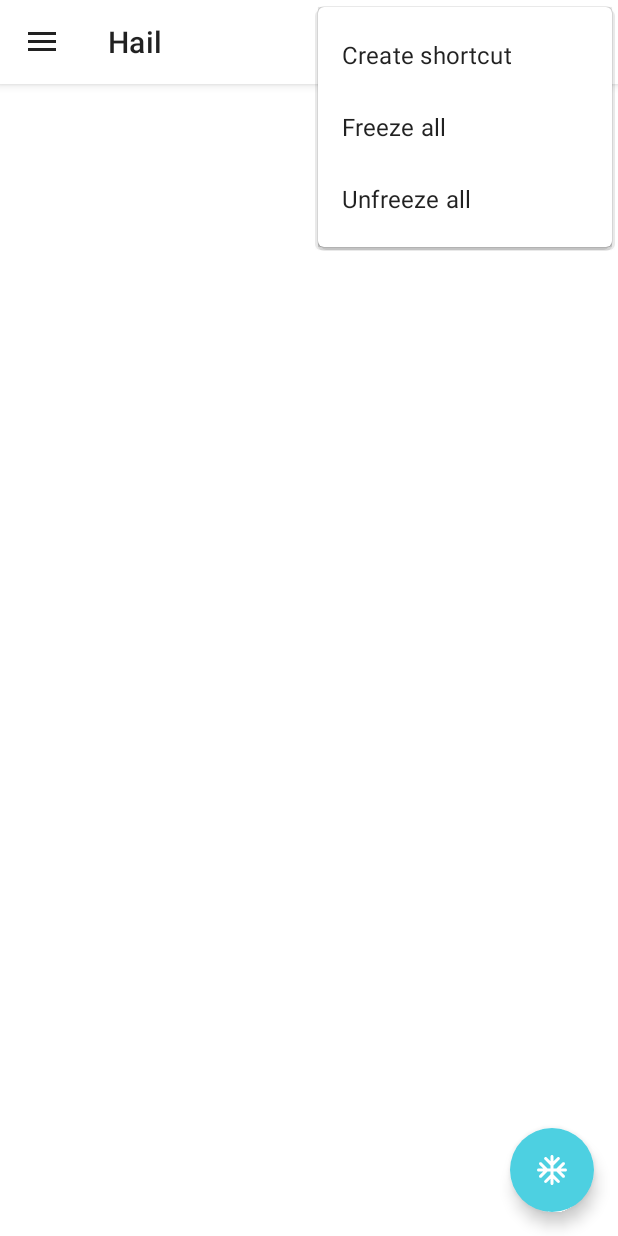
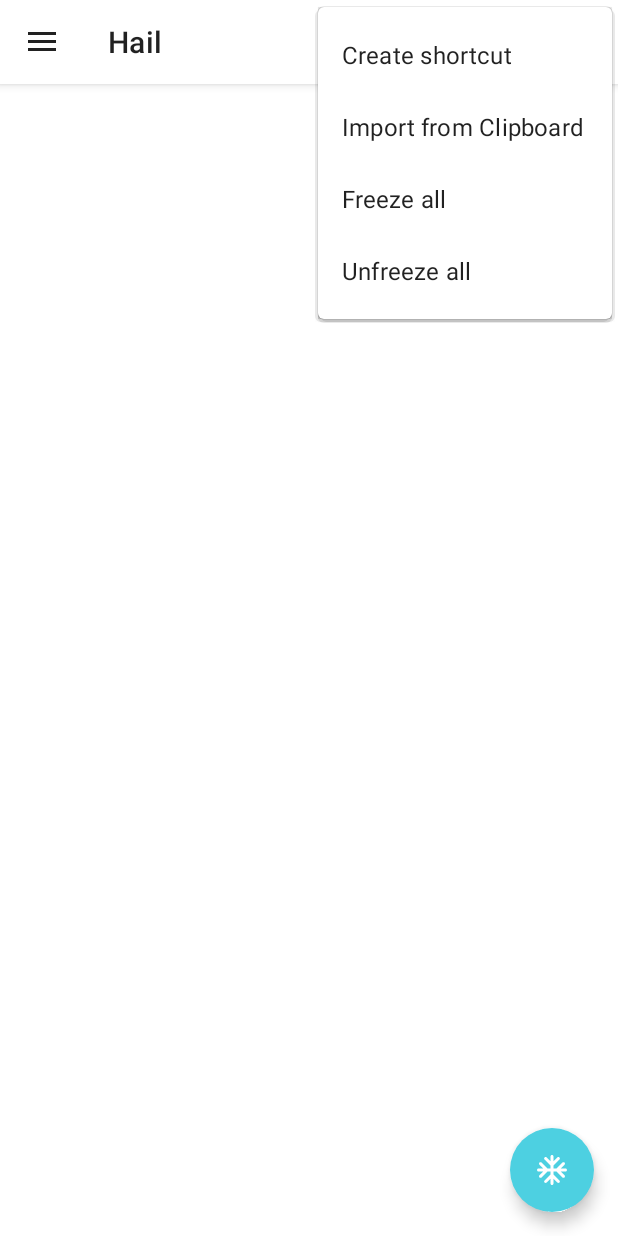
Before and after one commit to aistra0528/Hail, an Android app: the screen it shows after launch (MainActivity), with the options menu open, on a phone screen of 412 x 824 dp. Run offline under Robolectric (Android 15) with nearby library versions, the phone set to English and light mode, and no system bars; our stand-ins replace navigation-ui.

Commit message:
feat: 首页应用导出导入

```diff
--- a/app/src/main/res/menu/menu_home.xml
+++ b/app/src/main/res/menu/menu_home.xml
@@ -13,6 +13,10 @@
         android:title="@string/action_create_shortcut"
         app:showAsAction="never" />
     <item
+        android:id="@+id/action_import_clipboard"
+        android:title="@string/action_import_clipboard"
+        app:showAsAction="never" />
+    <item
         android:id="@+id/action_freeze_all"
         android:title="@string/action_freeze_all"
         app:showAsAction="never" />
--- a/app/src/main/res/values/arrays.xml
+++ b/app/src/main/res/values/arrays.xml
@@ -15,6 +15,7 @@
         <item>@string/action_deferred_task</item>
         <item>@string/action_tag_set</item>
         <item>@string/action_create_shortcut</item>
+        <item>@string/action_export_clipboard</item>
         <item>@string/action_remove_home</item>
     </string-array>
     <string-array name="create_shortcut_entries">
--- a/app/src/main/res/values/strings.xml
+++ b/app/src/main/res/values/strings.xml
@@ -29,6 +29,8 @@
     <string name="action_tag_remove">Remove tag</string>
     <string name="action_tag_set">Set tag</string>
     <string name="action_create_shortcut">Create shortcut</string>
+    <string name="action_export_clipboard">Export to Clipboard</string>
+    <string name="action_import_clipboard">Import from Clipboard</string>
     <string name="action_remove_home">Remove from Home</string>
     <string name="action_deselect">Deselect</string>
     <string name="action_undo">Undo</string>
@@ -73,6 +75,8 @@
     <string name="shizuku_missing">Shizuku missing :(</string>
     <string name="operation_failed">Operation failed: %s</string>
     <string name="msg_multi_select">Selected: %s</string>
+    <string name="msg_exported">Exported: %s</string>
+    <string name="msg_imported">Imported: %s</string>
     <string name="msg_text_copied">Copied: %s</string>
     <string name="msg_extract_apk">Extracted to: %s</string>
     <string name="msg_freeze">Froze: %s</string>
```
Also changed, not shown: app/src/main/kotlin/com/aistra/hail/ui/home/HomeFragment.kt (+36 -1 lines), app/src/main/kotlin/com/aistra/hail/utils/HUI.kt (+5 -3 lines), 1 other file.
